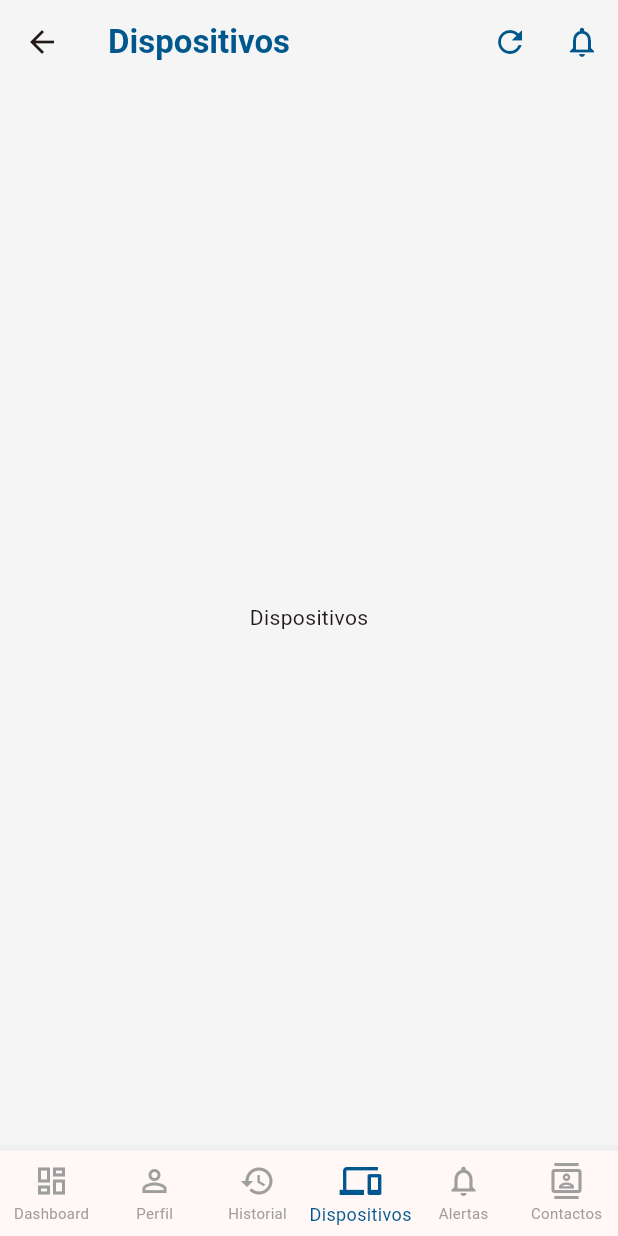
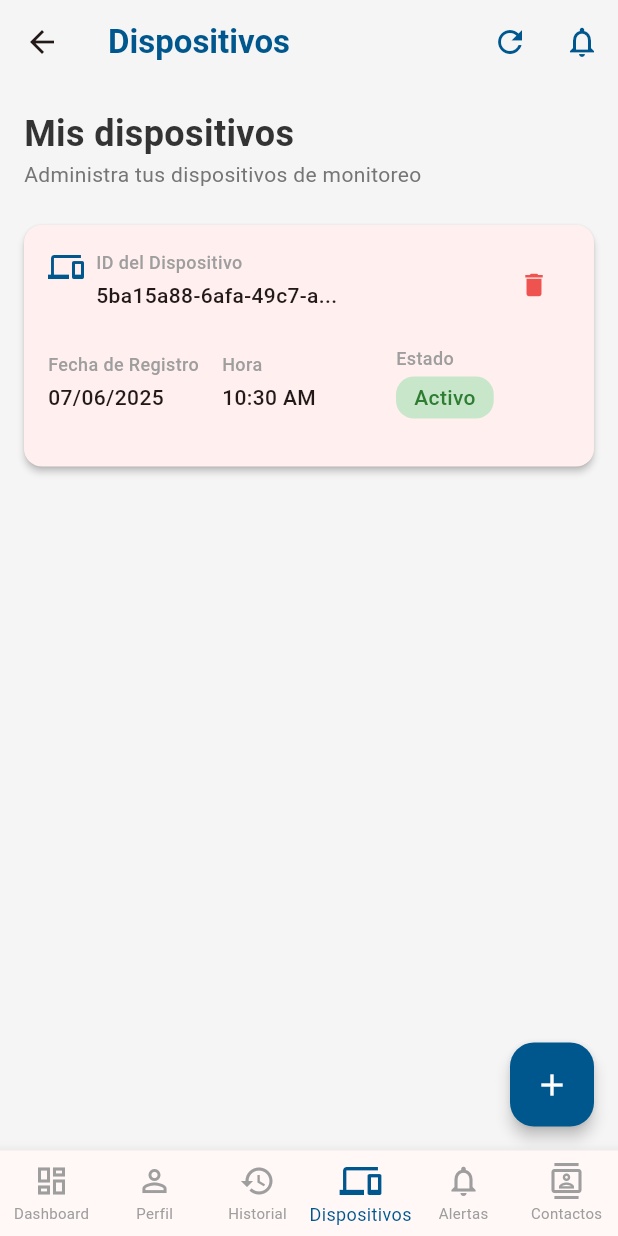
Before and after one commit to GlucoTeam-IoT/glucova-mobile-app, a Flutter app: the DashboardScreen screen opened by its route, item 4 of the bottom bar chosen, on a phone screen of 412 x 824 dp. Run offline on Flutter 3.47's test engine with Material 3 defaults, Android fonts, the phone set to English and light mode, and no system bars; our stand-ins replace shared_preferences; accounts and stored records are empty; network calls fail.

Commit message:
feat: add devices screen

```diff
--- /dev/null
+++ b/lib/models/device.dart
@@ -0,0 +1,32 @@
+class Device {
+  final String id;
+  final DateTime registrationDate;
+  final String status;
+
+  Device({
+    required this.id,
+    required this.registrationDate,
+    required this.status,
+  });
+
+  factory Device.fromJson(Map<String, dynamic> json) {
+    return Device(
+      id: json['_id'] ?? json['id'] ?? '',
+      registrationDate: json['createdAt'] != null
+          ? DateTime.parse(json['createdAt'])
+          : DateTime.now(),
+      status: json['status'] ?? 'Inactivo',
+    );
+  }
+
+  // Datos de ejemplo para pruebas
+  static List<Device> mockDevices() {
+    return [
+      Device(
+        id: '5ba15a88-6afa-49c7-a848-3edd980c99d1',
+        registrationDate: DateTime.now().subtract(const Duration(days: 10)),
+        status: 'Activo',
+      ),
+    ];
+  }
+}
--- a/lib/screens/dashboard_screen.dart
+++ b/lib/screens/dashboard_screen.dart
@@ -5,6 +5,7 @@ import '../models/health_metrics.dart';
 import '../models/alert.dart';
 import '../services/auth_service.dart';
 import 'history_screen.dart';
+import 'devices_screen.dart';
 
 class DashboardScreen extends StatefulWidget {
   const DashboardScreen({Key? key}) : super(key: key);
@@ -73,7 +74,7 @@ class _DashboardScreenState extends State<DashboardScreen> {
           _buildDashboard(),
           _buildProfileScreen(),
           const HistoryScreen(),
-          const Center(child: Text("Dispositivos")),
+          const DevicesScreen(),
           const Center(child: Text("Alertas")),
           const Center(child: Text("Contactos")),
         ],
--- /dev/null
+++ b/lib/screens/devices_screen.dart
@@ -0,0 +1,412 @@
+import 'package:flutter/material.dart';
+import 'package:intl/intl.dart';
+import '../models/device.dart';
+import '../services/device_service.dart';
+import '../utils/app_colors.dart';
+
+class DevicesScreen extends StatefulWidget {
+  const DevicesScreen({Key? key}) : super(key: key);
+
+  @override
+  State<DevicesScreen> createState() => _DevicesScreenState();
+}
+
+class _DevicesScreenState extends State<DevicesScreen> {
+  final DeviceService _deviceService = DeviceService();
+  List<Device> _devices = [];
+  bool _isLoading = false;
+
+  @override
+  void initState() {
+    super.initState();
+    _loadDevices();
+  }
+  Future<void> _loadDevices() async {
+    setState(() {
+      _isLoading = true;
+    });
+
+    try {
+      final devices = await _deviceService.getDevices();
+
+      // Si no hay dispositivos (error de API o lista vacía), usar datos de ejemplo
+      if (devices.isEmpty) {
+        final mockDevices = Device.mockDevices();
+        setState(() {
+          _devices = mockDevices;
+          _isLoading = false;
+        });
+        return;
+      }
+
+      setState(() {
+        _devices = devices;
+        _isLoading = false;
+      });
+      print('DEBUG: Cargados ${devices.length} dispositivos');
+    } catch (e) {
+      print('ERROR: Error al cargar dispositivos: $e');
+
+      // Usar datos de ejemplo en caso de error
+      final mockDevices = Device.mockDevices();
+      setState(() {
+        _devices = mockDevices;
+        _isLoading = false;
+      });
+    }
+  }
+
+  Future<void> _deleteDevice(String deviceId) async {
+    // En una implementación futura, esto eliminaría el dispositivo
+    // Por ahora, solo mostramos un diálogo para una buena experiencia de usuario
+    showDialog(
+      context: context,
+      builder: (context) => AlertDialog(
+        title: const Text('Eliminar dispositivo'),
+        content: const Text('Esta funcionalidad será implementada próximamente.'),
+        actions: [
+          TextButton(
+            onPressed: () => Navigator.pop(context),
+            child: const Text('Entendido'),
+          ),
+        ],
+      ),
+    );
+  }
+  Future<void> _registerDevice() async {
+    // Muestra un diálogo con un campo para ingresar el ID del dispositivo
+    TextEditingController deviceIdController = TextEditingController();
+
+    showDialog(
+      context: context,
+      builder: (context) => AlertDialog(
+        title: const Text('Registrar nuevo dispositivo'),
+        content: Column(
+          mainAxisSize: MainAxisSize.min,
+          children: [
+            const Text(
+              'Ingresa el ID de tu dispositivo GlucoVa:',
+              style: TextStyle(fontSize: 14),
+            ),
+            const SizedBox(height: 16),
+            TextField(
+              controller: deviceIdController,
+              decoration: const InputDecoration(
+                labelText: 'ID del Dispositivo',
+                border: OutlineInputBorder(),
+                hintText: 'ej. 5ba15a88-6afa-49c7-...',
+              ),
+            ),
+          ],
+        ),
+        actions: [
+          TextButton(
+            onPressed: () => Navigator.pop(context),
+            child: const Text('Cancelar'),
+          ),
+          ElevatedButton(
+            onPressed: () {
+              Navigator.pop(context);
+              _simulateDeviceRegistration(deviceIdController.text);
+            },
+            style: ElevatedButton.styleFrom(
+              backgroundColor: AppColors.primaryBlue,
+              foregroundColor: Colors.white,
+            ),
+            child: const Text('Registrar'),
+          ),
+        ],
+      ),
+    );
+  }
+
+  void _simulateDeviceRegistration(String deviceId) {
+    // Simulamos el registro mostrando un indicador de progreso
+    showDialog(
+      context: context,
+      barrierDismissible: false,
+      builder: (context) => const AlertDialog(
+        content: Column(
+          mainAxisSize: MainAxisSize.min,
+          children: [
+            CircularProgressIndicator(),
+            SizedBox(height: 16),
+            Text('Registrando dispositivo...'),
+          ],
+        ),
+      ),
+    );
+
+    // Simulamos una demora de 2 segundos para el registro
+    Future.delayed(const Duration(seconds: 2), () {
+      Navigator.pop(context); // Cierra el diálogo de progreso
+
+      // Añade el nuevo dispositivo a la lista local
+      setState(() {
+        _devices.add(Device(
+          id: deviceId.isEmpty
+              ? '5ba15a88-6afa-49c7-a848-${DateTime.now().millisecondsSinceEpoch}'
+              : deviceId,
+          registrationDate: DateTime.now(),
+          status: 'Activo',
+        ));
+      });
+
+      // Muestra un mensaje de éxito
+      ScaffoldMessenger.of(context).showSnackBar(
+        const SnackBar(
+          content: Text('¡Dispositivo registrado exitosamente!'),
+          backgroundColor: Colors.green,
+        ),
+      );
+    });
+  }
+  @override
+  Widget build(BuildContext context) {
+    return Scaffold(
+      backgroundColor: Colors.grey[100],
+      body: _isLoading
+          ? const Center(child: CircularProgressIndicator())
+          : _buildDevicesView(),
+      floatingActionButton: FloatingActionButton(
+        onPressed: _registerDevice,
+        backgroundColor: AppColors.primaryBlue,
+        foregroundColor: Colors.white,
+        elevation: 4,
+        tooltip: 'Registrar dispositivo',
+        child: const Icon(Icons.add),
+      ),
+    );
+  }
+  Widget _buildDevicesView() {
+    return RefreshIndicator(
+      onRefresh: _loadDevices,
+      child: SingleChildScrollView(
+        physics: const AlwaysScrollableScrollPhysics(),
+        child: Padding(
+          padding: const EdgeInsets.all(16.0),
+          child: Column(
+            crossAxisAlignment: CrossAxisAlignment.start,
+            children: [
+              // Título y subtítulo
+              Column(
+                crossAxisAlignment: CrossAxisAlignment.start,
+                children: [
+                  Text(
+                    'Mis dispositivos',
+                    style: const TextStyle(
+                      fontSize: 24,
+                      fontWeight: FontWeight.bold,
+                      color: AppColors.textDark,
+                    ),
+                  ),
+                  Text(
+                    'Administra tus dispositivos de monitoreo',
+                    style: TextStyle(
+                      fontSize: 14,
+                      color: Colors.grey[600],
+                    ),
+                  ),
+                ],
+              ),
+
+              const SizedBox(height: 24),
+
+              // Dispositivos en formato de tarjetas
+              _buildDevicesCards(),
+            ],
+          ),
+        ),
+      ),
+    );
+  }
+  Widget _buildDevicesCards() {
+    if (_devices.isEmpty) {
+      return Center(
+        child: Padding(
+          padding: const EdgeInsets.all(24.0),
+          child: Column(
+            mainAxisAlignment: MainAxisAlignment.center,
+            children: [
+              Icon(Icons.devices, size: 64, color: Colors.grey[400]),
+              const SizedBox(height: 16),
+              Text(
+                'No tienes dispositivos registrados',
+                style: TextStyle(fontSize: 16, color: Colors.grey[600]),
+              ),
+              const SizedBox(height: 24),
+              ElevatedButton.icon(
+                onPressed: _registerDevice,
+                icon: const Icon(Icons.add),
+                label: const Text('Registrar dispositivo'),
+                style: ElevatedButton.styleFrom(
+                  backgroundColor: AppColors.primaryBlue,
+                  foregroundColor: Colors.white,
+                  padding: const EdgeInsets.symmetric(horizontal: 24, vertical: 12),
+                ),
+              ),
+            ],
+          ),
+        ),
+      );
+    }
+
+    return Column(
+      children: _devices.map((device) {
+        final dateFormat = DateFormat('dd/MM/yyyy');
+        final timeFormat = DateFormat('hh:mm a');
+
+        return Card(
+          margin: const EdgeInsets.only(bottom: 12.0),
+          elevation: 2,
+          shape: RoundedRectangleBorder(
+            borderRadius: BorderRadius.circular(12),
+          ),
+          child: Padding(
+            padding: const EdgeInsets.all(16.0),
+            child: Column(
+              crossAxisAlignment: CrossAxisAlignment.start,
+              children: [              // ID del dispositivo con icono de eliminar
+                Row(
+                  crossAxisAlignment: CrossAxisAlignment.start,
+                  children: [
+                    const Icon(Icons.devices, color: AppColors.primaryBlue),
+                    const SizedBox(width: 8),
+                    Expanded(
+                      child: Column(
+                        crossAxisAlignment: CrossAxisAlignment.start,
+                        children: [
+                          const Text(
+                            'ID del Dispositivo',
+                            style: TextStyle(
+                              fontSize: 12,
+                              color: Colors.grey,
+                              fontWeight: FontWeight.w500,
+                            ),
+                          ),
+                          const SizedBox(height: 4),
+                          Text(
+                            device.id.length > 20
+                                ? '${device.id.substring(0, 20)}...'
+                                : device.id,
+                            style: const TextStyle(
+                              fontSize: 14,
+                              fontWeight: FontWeight.w500,
+                            ),
+                          ),
+                        ],
+                      ),
+                    ),
+                    IconButton(
+                      icon: Icon(Icons.delete, color: Colors.red.shade400, size: 20),
+                      onPressed: () => _deleteDevice(device.id),
+                      tooltip: 'Eliminar dispositivo',
+                      constraints: const BoxConstraints(),
+                      padding: const EdgeInsets.all(8),
+                    ),
+                  ],
+                ),
+                const SizedBox(height: 16),
+
+                // Fila con fecha, hora y estado
+                Row(
+                  children: [
+                    // Fecha de registro
+                    Expanded(
+                      child: Column(
+                        crossAxisAlignment: CrossAxisAlignment.start,
+                        children: [
+                          const Text(
+                            'Fecha de Registro',
+                            style: TextStyle(
+                              fontSize: 12,
+                              color: Colors.grey,
+                              fontWeight: FontWeight.w500,
+                            ),
+                          ),
+                          const SizedBox(height: 4),
+                          Text(
+                            dateFormat.format(device.registrationDate),
+                            style: const TextStyle(
+                              fontSize: 14,
+                              fontWeight: FontWeight.w500,
+                            ),
+                          ),
+                        ],
+                      ),
+                    ),
+
+                    // Hora
+                    Expanded(
+                      child: Column(
+                        crossAxisAlignment: CrossAxisAlignment.start,
+                        children: [
+                          const Text(
+                            'Hora',
+                            style: TextStyle(
+                              fontSize: 12,
+                              color: Colors.grey,
+                              fontWeight: FontWeight.w500,
+                            ),
+                          ),
+                          const SizedBox(height: 4),
+                          Text(
+                            timeFormat.format(device.registrationDate),
+                            style: const TextStyle(
+                              fontSize: 14,
+                              fontWeight: FontWeight.w500,
+                            ),
+                          ),
+                        ],
+                      ),
+                    ),
+
+                    // Estado
+                    Expanded(
+                      child: Column(
+                        crossAxisAlignment: CrossAxisAlignment.start,
+                        children: [
+                          const Text(
+                            'Estado',
+                            style: TextStyle(
+                              fontSize: 12,
+                              color: Colors.grey,
+                              fontWeight: FontWeight.w500,
+                            ),
+                          ),
+                          const SizedBox(height: 4),
+                          Container(
+                            padding: const EdgeInsets.symmetric(horizontal: 12, vertical: 4),
+                            decoration: BoxDecoration(
+                              color: device.status.toLowerCase() == 'activo'
+                                  ? Colors.green.shade100
+                                  : Colors.red.shade100,
+                              borderRadius: BorderRadius.circular(12),
+                            ),
+                            child: Text(
+                              device.status,
+                              style: TextStyle(
+                                fontSize: 14,
+                                fontWeight: FontWeight.w500,
+                                color: device.status.toLowerCase() == 'activo'
+                                    ? Colors.green.shade800
+                                    : Colors.red.shade800,
+                              ),
+                            ),
+                          ),
+                        ],
+                      ),
+                    ),
+                  ],
+                ),
+
+                const SizedBox(height: 16),
+                  // Ya no necesitamos esta sección de acciones porque movimos el botón de eliminar arriba
+              ],
+            ),
+          ),
+        );
+      }).toList(),
+    );
+  }
+}
```
Also changed, not shown: lib/services/device_service.dart (added, +69 -0 lines).
